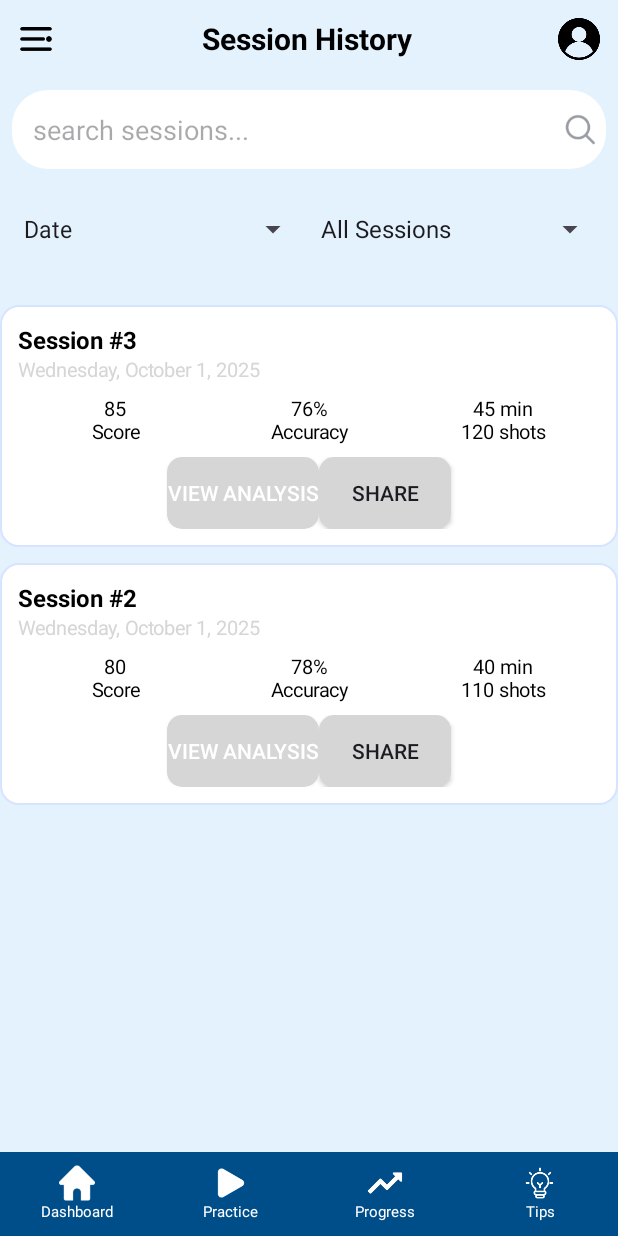
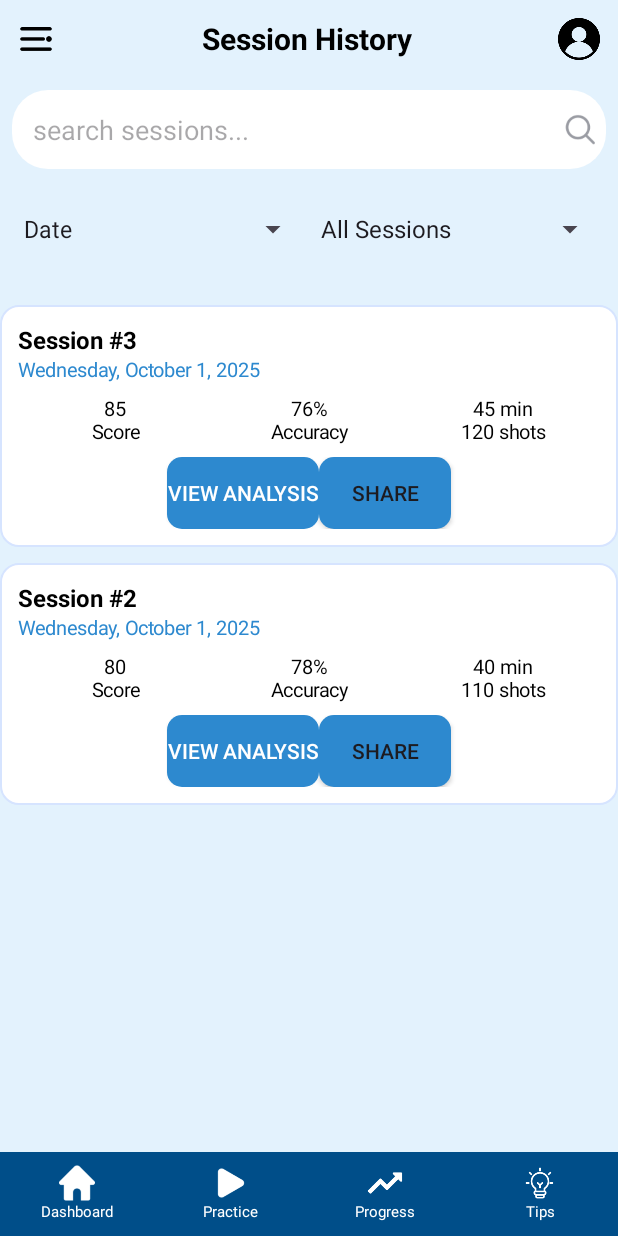
Before and after one commit to NIMRAASLAM-coder/FYP, an Android app: the SessionHistoryActivity screen opened directly, with no data from a screen before it, on a phone screen of 412 x 824 dp. Run offline under Robolectric (Android 15) with nearby library versions, the phone set to English and light mode, and no system bars.

Commit message:
Initial commit

```diff
--- a/app/src/main/java/com/fyp/nextshot/SessionHistoryActivity.kt
+++ b/app/src/main/java/com/fyp/nextshot/SessionHistoryActivity.kt
@@ -97,7 +97,7 @@ class SessionHistoryActivity : AppCompatActivity() {
 
         val dateView = TextView(this).apply {
             text = date
-            setTextColor(resources.getColor(R.color.blue, theme))
+            setTextColor(resources.getColor(R.color.light_blue, theme))
             textSize = 13f
         }
 
--- a/app/src/main/res/drawable/bg_primary_button.xml
+++ b/app/src/main/res/drawable/bg_primary_button.xml
@@ -1,4 +1,4 @@
 <shape xmlns:android="http://schemas.android.com/apk/res/android">
-    <solid android:color="@color/blue" />
+    <solid android:color="@color/light_blue" />
     <corners android:radius="10dp" />
 </shape>
```
